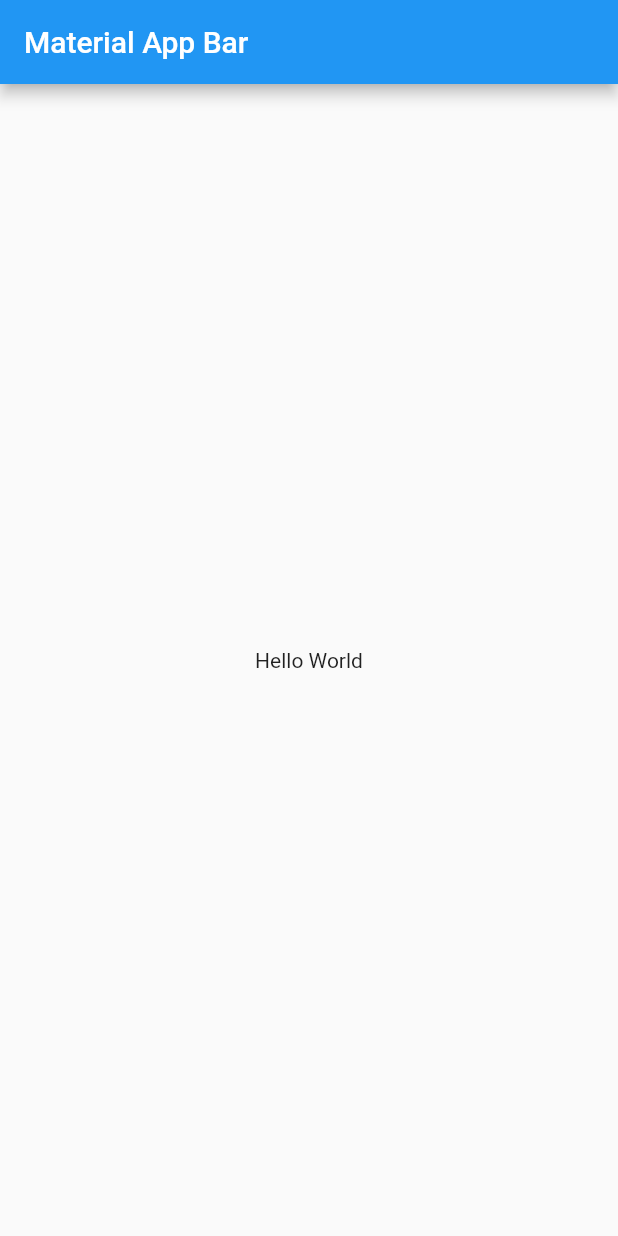
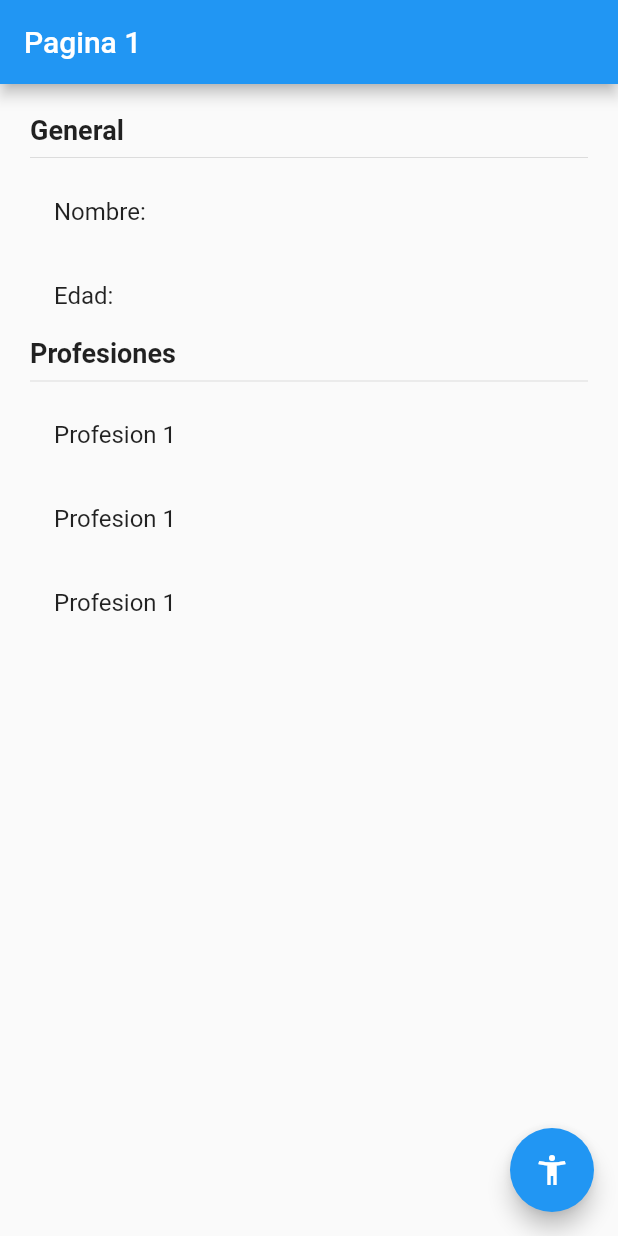
Before and after one commit to JuanFCVal/flutterBloc, a Flutter app: the screen it shows after launch, on a phone screen of 412 x 824 dp. Run offline on Flutter 3.47's test engine with Material 2 defaults, Android fonts, the phone set to English and light mode, and no system bars.

Commit message:
:lipstick: Pages created

```diff
--- a/flutter_bloc/lib/main.dart
+++ b/flutter_bloc/lib/main.dart
@@ -1,22 +1,22 @@
 import 'package:flutter/material.dart';
+import 'package:flutter_bloc/pages/page1.dart';
+import 'package:flutter_bloc/pages/page2.dart';
 
-void main() => runApp(MyApp());
+void main() => runApp(const MyApp());
 
 class MyApp extends StatelessWidget {
+  const MyApp({Key? key}) : super(key: key);
+
   @override
   Widget build(BuildContext context) {
     return MaterialApp(
+      debugShowCheckedModeBanner: false,
       title: 'Material App',
-      home: Scaffold(
-        appBar: AppBar(
-          title: Text('Material App Bar'),
-        ),
-        body: Center(
-          child: Container(
-            child: Text('Hello World'),
-          ),
-        ),
-      ),
+      initialRoute: 'pagina1',
+      routes: {
+        'pagina1': (_) => const Pagina1Page(),
+        'pagina2': (_) => const Pagina2Page(),
+      },
     );
   }
 }
--- /dev/null
+++ b/flutter_bloc/lib/models/user.dart
@@ -0,0 +1,7 @@
+class User {
+  String? nombre;
+  int? edad;
+  List<String>? profesiones;
+
+  User({this.nombre, this.edad, this.profesiones});
+}
--- /dev/null
+++ b/flutter_bloc/lib/pages/page1.dart
@@ -0,0 +1,47 @@
+import 'package:flutter/material.dart';
+
+class Pagina1Page extends StatelessWidget {
+  const Pagina1Page({Key? key}) : super(key: key);
+
+  @override
+  Widget build(BuildContext context) {
+    return Scaffold(
+      appBar: AppBar(
+        title: const Text('Pagina 1'),
+      ),
+      body: const InformacionUsuario(),
+      floatingActionButton: FloatingActionButton(
+          child: const Icon(Icons.accessibility_new),
+          onPressed: () => Navigator.pushNamed(context, 'pagina2')),
+    );
+  }
+}
+
+class InformacionUsuario extends StatelessWidget {
+  const InformacionUsuario({Key? key}) : super(key: key);
+
+  @override
+  Widget build(BuildContext context) {
+    return Container(
+      width: double.infinity,
+      height: double.infinity,
+      padding: const EdgeInsets.all(20.0),
+      child: Column(
+        crossAxisAlignment: CrossAxisAlignment.start,
+        children: const [
+          Text('General',
+              style: TextStyle(fontSize: 18, fontWeight: FontWeight.bold)),
+          Divider(),
+          ListTile(title: Text('Nombre: ')),
+          ListTile(title: Text('Edad: ')),
+          Text('Profesiones',
+              style: TextStyle(fontSize: 18, fontWeight: FontWeight.bold)),
+          Divider(),
+          ListTile(title: Text('Profesion 1')),
+          ListTile(title: Text('Profesion 1')),
+          ListTile(title: Text('Profesion 1')),
+        ],
+      ),
+    );
+  }
+}
```
Also changed, not shown: flutter_bloc/lib/pages/page2.dart (added, +35 -0 lines).
